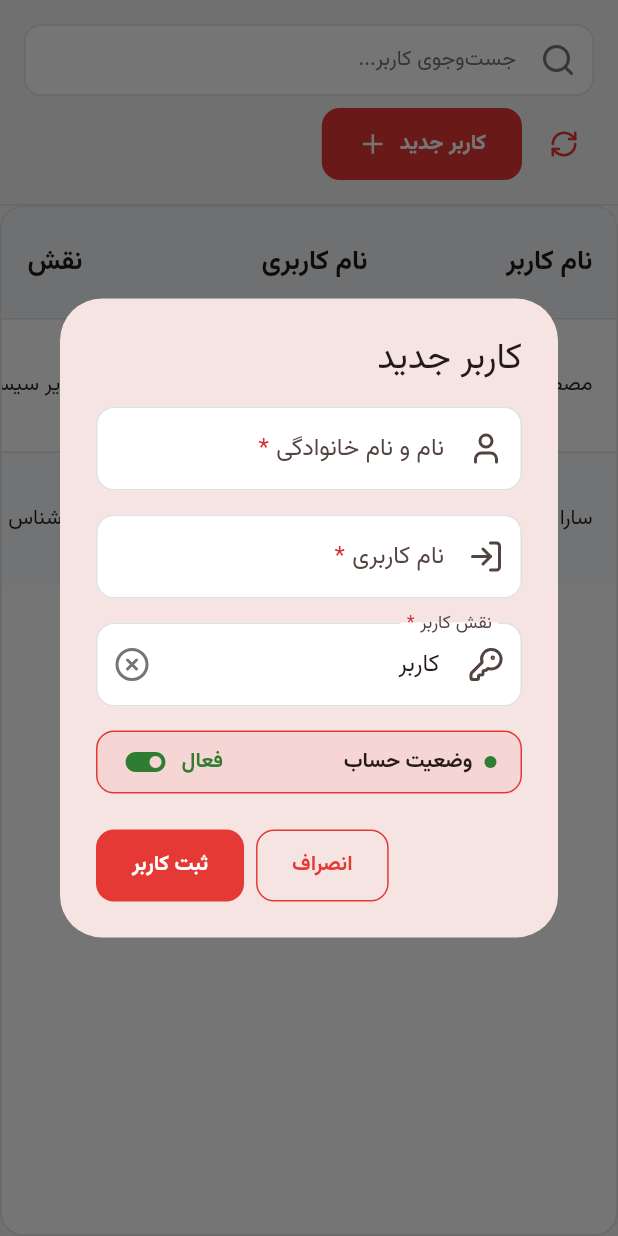
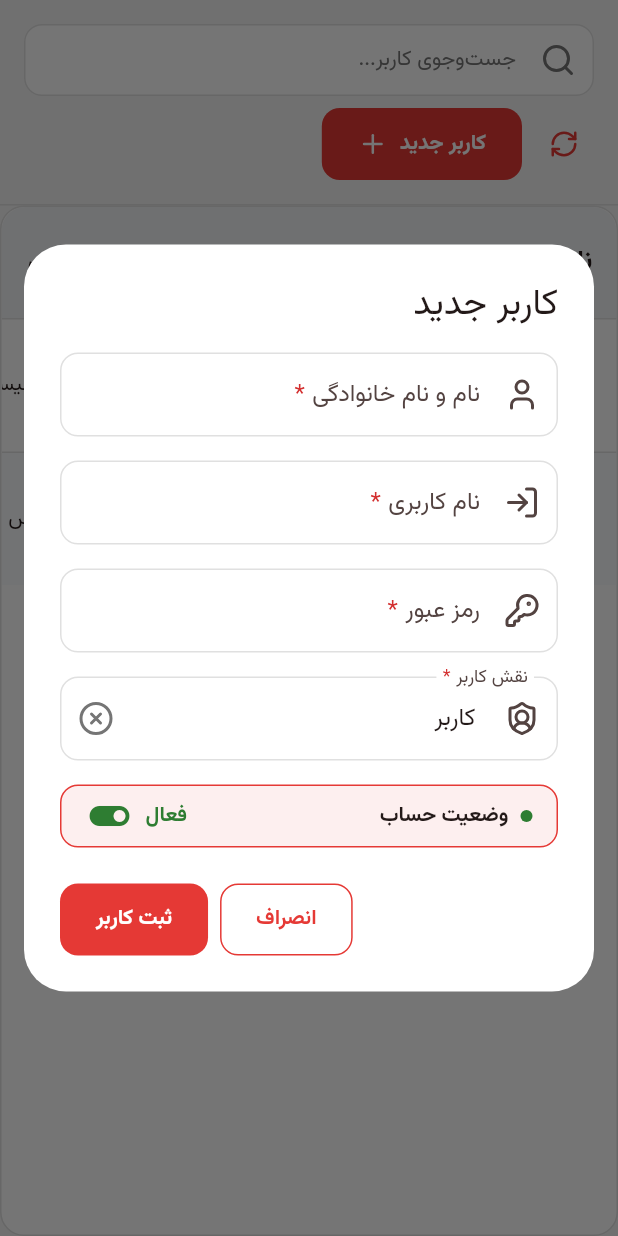
Before and after one commit to schirasi93m/Fes, a Flutter app: the UsersPage widget shown alone on an empty page, opened directly, after a tap on "کاربر جدید", on a phone screen of 412 x 824 dp. Run offline on Flutter 3.47's test engine with Material 3 defaults, Android fonts, the phone set to English and light mode, and no system bars; our stand-ins replace dio, lucide_icons_flutter, shamsi_date; missing offline and left inert: persian_datetime_picker; accounts and stored records are empty; network calls fail; statements that could not run were skipped.

Commit message:
User- Page

```diff
--- a/lib/core/theme/app_icons.dart
+++ b/lib/core/theme/app_icons.dart
@@ -86,8 +86,9 @@ class AppIcons {
   //==========================
 
   static const login = LucideIcons.logIn;
+  static const password = LucideIcons.keyRound;
   static const logout = LucideIcons.logOut;
-  static const key = LucideIcons.keyRound;
+  static const shieldUser = LucideIcons.shieldUser;
 
   //==========================
   // Misc
--- a/lib/features/users/models/app_user_model.dart
+++ b/lib/features/users/models/app_user_model.dart
@@ -2,6 +2,7 @@ class AppUserModel {
   final int id;
   final String fullName;
   final String username;
+  final String password;
   final String role;
   final bool isActive;
 
@@ -9,6 +10,7 @@ class AppUserModel {
     required this.id,
     required this.fullName,
     required this.username,
+    required this.password,
     required this.role,
     required this.isActive,
   });
@@ -16,6 +18,7 @@ class AppUserModel {
   AppUserModel copyWith({
     String? fullName,
     String? username,
+    String? password,
     String? role,
     bool? isActive,
   }) {
@@ -23,6 +26,7 @@ class AppUserModel {
       id: id,
       fullName: fullName ?? this.fullName,
       username: username ?? this.username,
+      password: password ?? this.password,
       role: role ?? this.role,
       isActive: isActive ?? this.isActive,
     );
--- a/lib/features/users/pages/users_page.dart
+++ b/lib/features/users/pages/users_page.dart
@@ -22,6 +22,7 @@ class _UsersPageState extends AppFormPageState<UsersPage> {
       id: 1,
       fullName: 'مصطفی شیرازی',
       username: 'mostafa.shirazi',
+      password: '',
       role: 'مدیر سیستم',
       isActive: true,
     ),
@@ -29,6 +30,7 @@ class _UsersPageState extends AppFormPageState<UsersPage> {
       id: 2,
       fullName: 'سارا احمدی',
       username: 'sara.ahmadi',
+      password: '',
       role: 'کارشناس خدمات',
       isActive: true,
     ),
--- a/lib/features/users/widgets/user_form_dialog.dart
+++ b/lib/features/users/widgets/user_form_dialog.dart
@@ -1,5 +1,6 @@
 import 'package:flutter/material.dart';
 
+import 'package:new_project_fes/core/theme/app_colors.dart';
 import 'package:new_project_fes/core/theme/app_icons.dart';
 import 'package:new_project_fes/core/theme/app_sizes.dart';
 import 'package:new_project_fes/core/theme/app_spacing.dart';
@@ -13,7 +14,10 @@ class UserFormDialog extends StatefulWidget {
 
   const UserFormDialog({super.key, this.user});
 
-  static Future<AppUserModel?> show(BuildContext context, {AppUserModel? user}) {
+  static Future<AppUserModel?> show(
+    BuildContext context, {
+    AppUserModel? user,
+  }) {
     return showDialog<AppUserModel>(
       context: context,
       barrierDismissible: false,
@@ -30,6 +34,7 @@ class _UserFormDialogState extends State<UserFormDialog> {
   late final TextEditingController _fullNameController;
   late final TextEditingController _usernameController;
   late final TextEditingController _roleController;
+  late final TextEditingController _passwordController;
   bool _isActive = true;
 
   bool get _isEditing => widget.user != null;
@@ -40,6 +45,7 @@ class _UserFormDialogState extends State<UserFormDialog> {
     final user = widget.user;
     _fullNameController = TextEditingController(text: user?.fullName ?? '');
     _usernameController = TextEditingController(text: user?.username ?? '');
+    _passwordController = TextEditingController(text: user?.password ?? '');
     _roleController = TextEditingController(text: user?.role ?? 'کاربر');
     _isActive = user?.isActive ?? true;
   }
@@ -48,6 +54,7 @@ class _UserFormDialogState extends State<UserFormDialog> {
   void dispose() {
     _fullNameController.dispose();
     _usernameController.dispose();
+    _passwordController.dispose();
     _roleController.dispose();
     super.dispose();
   }
@@ -61,6 +68,7 @@ class _UserFormDialogState extends State<UserFormDialog> {
         id: user?.id ?? DateTime.now().microsecondsSinceEpoch,
         fullName: _fullNameController.text.trim(),
         username: _usernameController.text.trim(),
+        password: '',
         role: _roleController.text.trim(),
         isActive: _isActive,
       ),
@@ -70,6 +78,12 @@ class _UserFormDialogState extends State<UserFormDialog> {
   @override
   Widget build(BuildContext context) {
     return AlertDialog(
+      // این دو خط اضافه شد: بدون این‌ها، چون تم Material3 با
+      // ColorScheme.fromSeed ساخته شده، دیالوگ به‌صورت پیش‌فرض یه رنگ
+      // کمی متمایل (surface tint گرفته‌شده از رنگ اصلی برند) می‌گرفت،
+      // نه سفید خالصی که بقیه‌ی دیالوگ‌ها (Customer, Extinguisher) دارن.
+      backgroundColor: AppColors.surface,
+      insetPadding: const EdgeInsets.symmetric(horizontal: AppSpacing.md),
       title: Text(_isEditing ? 'ویرایش کاربر' : 'کاربر جدید'),
       content: SizedBox(
         width: AppSizes.responsiveDialogWidth(context, maxWidth: 520),
@@ -99,10 +113,20 @@ class _UserFormDialogState extends State<UserFormDialog> {
               ),
               const SizedBox(height: AppSpacing.md),
               AppTextField(
+                controller: _passwordController,
+                label: 'رمز عبور',
+                requiredField: true,
+                prefixIcon: const Icon(AppIcons.password),
+                validator: (value) => value == null || value.trim().isEmpty
+                    ? 'رمز عبور را وارد کنید.'
+                    : null,
+              ),
+              const SizedBox(height: AppSpacing.md),
+              AppTextField(
                 controller: _roleController,
                 label: 'نقش کاربر',
                 requiredField: true,
-                prefixIcon: const Icon(AppIcons.key),
+                prefixIcon: const Icon(AppIcons.shieldUser),
                 validator: (value) => value == null || value.trim().isEmpty
                     ? 'نقش کاربر را وارد کنید.'
                     : null,
@@ -123,7 +147,10 @@ class _UserFormDialogState extends State<UserFormDialog> {
           type: AppButtonType.outlined,
           onPressed: () => Navigator.pop(context),
         ),
-        AppButton(text: _isEditing ? 'ذخیره تغییرات' : 'ثبت کاربر', onPressed: _save),
+        AppButton(
+          text: _isEditing ? 'ذخیره تغییرات' : 'ثبت کاربر',
+          onPressed: _save,
+        ),
       ],
     );
   }
```
